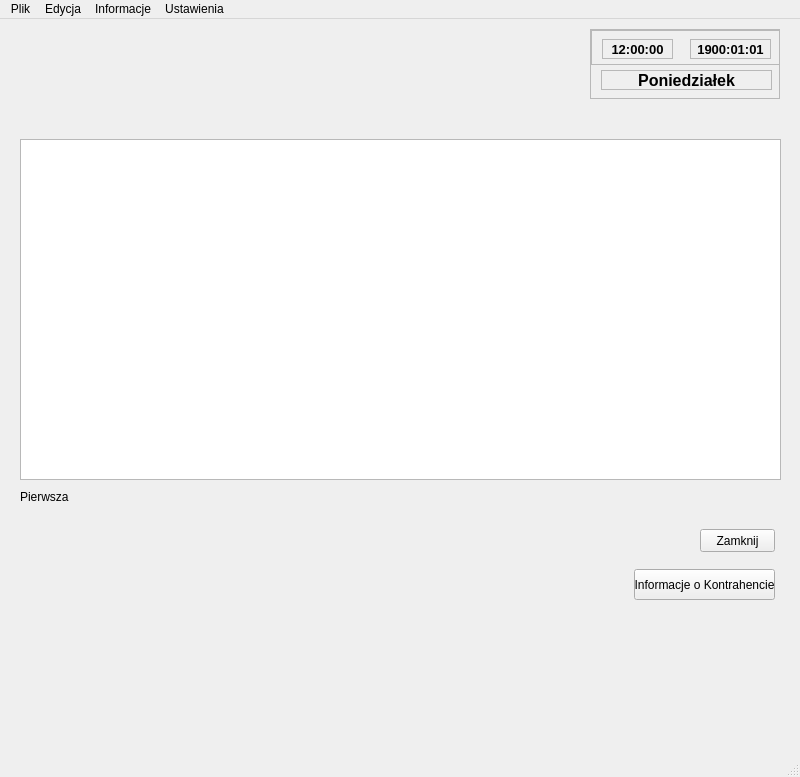
Old version of the form Baza.ui in the repository Astropl/TestRamek.
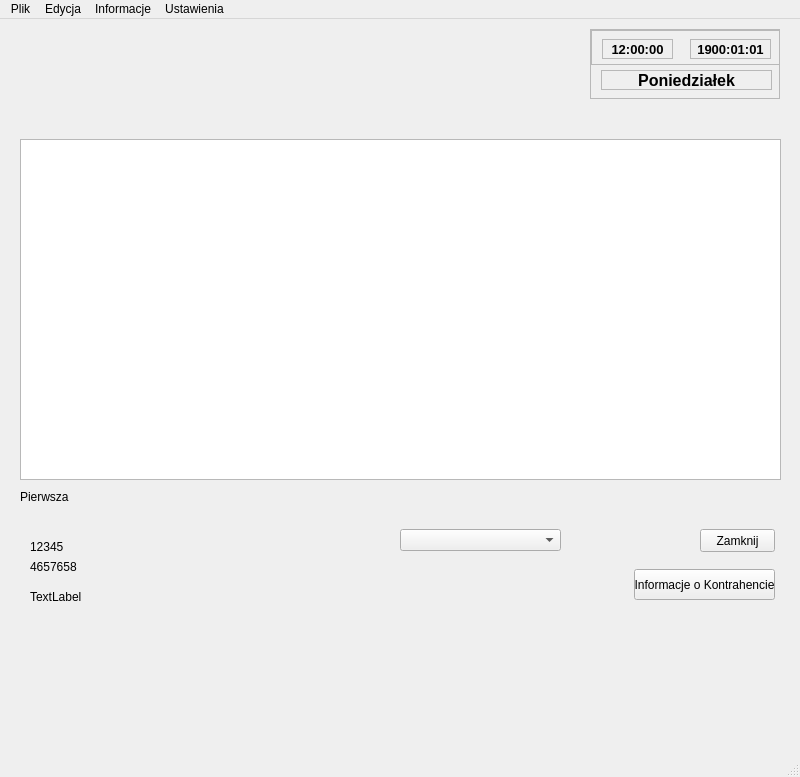
New version of the form.

The edit to the form file:
```diff
--- a/Baza.ui
+++ b/Baza.ui
@@ -207,6 +207,55 @@
      <string>Informacje o Kontrahencie</string>
     </property>
    </widget>
+   <widget class="QLabel" name="lblUrzadzenie">
+    <property name="geometry">
+     <rect>
+      <x>30</x>
+      <y>520</y>
+      <width>131</width>
+      <height>16</height>
+     </rect>
+    </property>
+    <property name="text">
+     <string>12345</string>
+    </property>
+   </widget>
+   <widget class="QLabel" name="lblKontrahent">
+    <property name="geometry">
+     <rect>
+      <x>30</x>
+      <y>540</y>
+      <width>121</width>
+      <height>16</height>
+     </rect>
+    </property>
+    <property name="text">
+     <string>4657658</string>
+    </property>
+   </widget>
+   <widget class="QComboBox" name="comboBox">
+    <property name="geometry">
+     <rect>
+      <x>400</x>
+      <y>510</y>
+      <width>161</width>
+      <height>22</height>
+     </rect>
+    </property>
+   </widget>
+   <widget class="QLabel" name="label">
+    <property name="geometry">
+     <rect>
+      <x>30</x>
+      <y>570</y>
+      <width>121</width>
+      <height>16</height>
+     </rect>
+    </property>
+    <property name="text">
+     <string>TextLabel</string>
+    </property>
+   </widget>
    <zorder>scrollArea</zorder>
    <zorder>labelTest</zorder>
    <zorder>pushButton</zorder>
```
Left out of the diff: 10 changed lines with no effect on the pictures.
